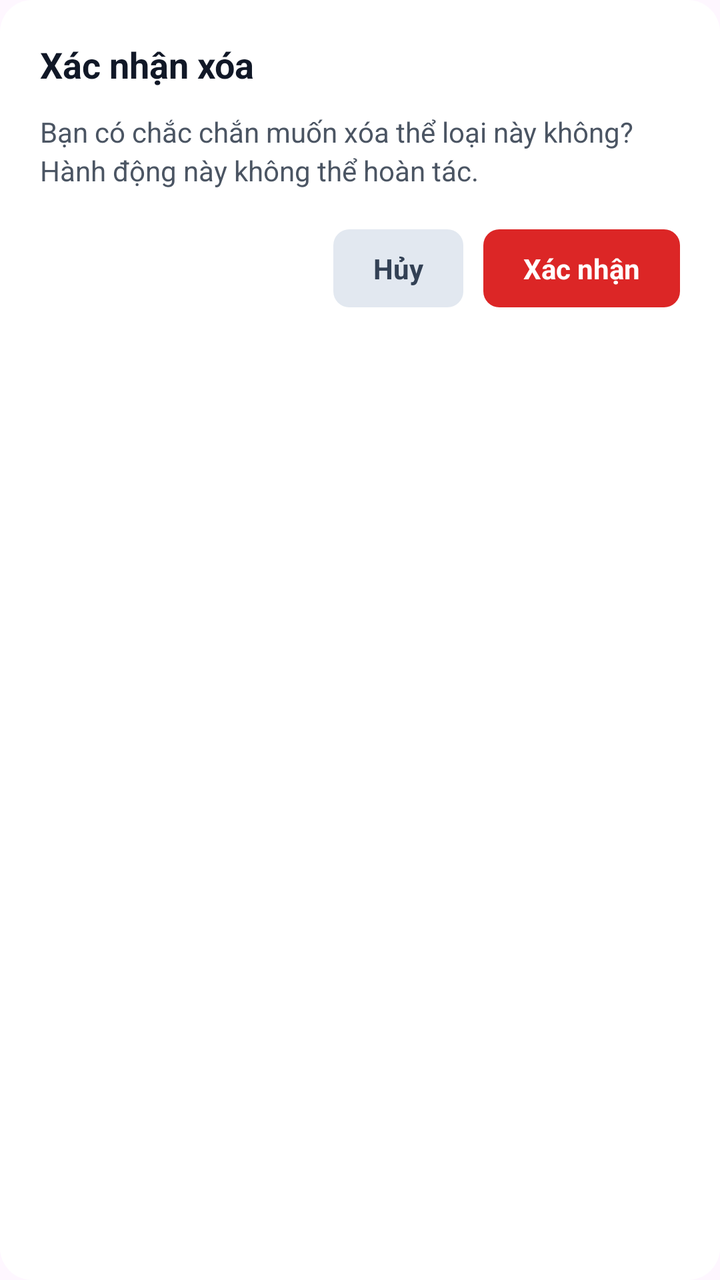
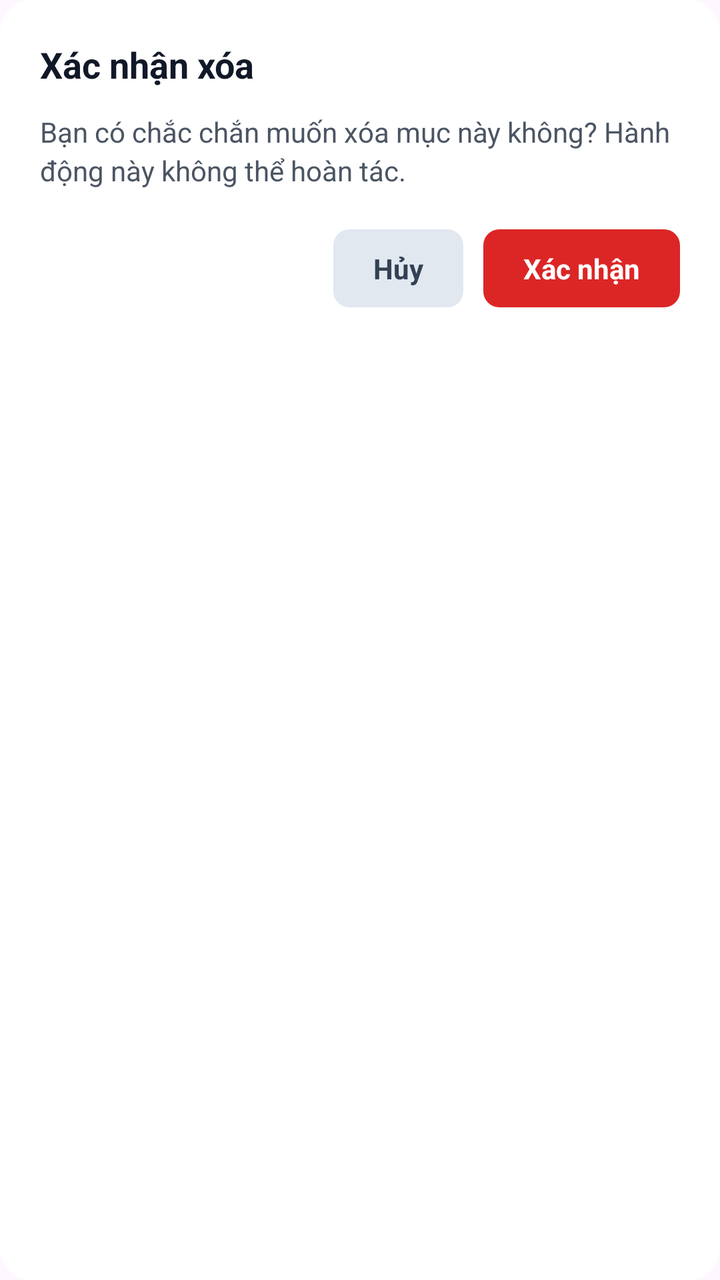

Screens rendered from an Android XML layout before and after an edit, with the pre-edit source and the edit as a unified diff.
<!-- AndroidManifest.xml: application theme Theme.NewsManagement -->
<!-- res/layout/dialog_delete_confirm.xml -->
<?xml version="1.0" encoding="utf-8"?>
<LinearLayout xmlns:android="http://schemas.android.com/apk/res/android"
    android:layout_width="match_parent"
    android:layout_height="wrap_content"
    android:background="@drawable/bg_dialog_container"
    android:orientation="vertical"
    android:padding="20dp">

    
    <TextView
        android:layout_width="match_parent"
        android:layout_height="wrap_content"
        android:text="Xác nhận xóa"
        android:textColor="@color/text_primary"
        android:textSize="18sp"
        android:textStyle="bold" />

    
    <TextView
        android:id="@+id/tvDeleteMessage"
        android:layout_width="match_parent"
        android:layout_height="wrap_content"
        android:layout_marginTop="12dp"
        android:lineSpacingExtra="3dp"
        android:text="Bạn có chắc chắn muốn xóa thể loại này không? Hành động này không thể hoàn tác."
        android:textColor="@color/text_secondary"
        android:textSize="14sp" />

    
    <LinearLayout
        android:layout_width="match_parent"
        android:layout_height="wrap_content"
        android:layout_marginTop="20dp"
        android:gravity="end"
        android:orientation="horizontal">

        
        <TextView
            android:id="@+id/btnCancelDelete"
            android:layout_width="wrap_content"
            android:layout_height="wrap_content"
            android:background="@drawable/bg_btn_dialog_cancel"
            android:clickable="true"
            android:focusable="true"
            android:gravity="center"
            android:paddingStart="20dp"
            android:paddingTop="10dp"
            android:paddingEnd="20dp"
            android:paddingBottom="10dp"
            android:text="Hủy"
            android:textColor="#334155"
            android:textSize="14sp"
            android:textStyle="bold" />

        
        <TextView
            android:id="@+id/btnConfirmDelete"
            android:layout_width="wrap_content"
            android:layout_height="wrap_content"
            android:layout_marginStart="10dp"
            android:background="@drawable/bg_btn_dialog_delete"
            android:clickable="true"
            android:focusable="true"
            android:gravity="center"
            android:paddingStart="20dp"
            android:paddingTop="10dp"
            android:paddingEnd="20dp"
            android:paddingBottom="10dp"
            android:text="Xác nhận"
            android:textColor="@color/white"
            android:textSize="14sp"
            android:textStyle="bold" />
    </LinearLayout>

</LinearLayout>
<!-- resources referenced by this layout -->
<resources>
  <color name="text_primary">#111827</color>
  <color name="text_secondary">#4B5563</color>
  <color name="white">#FFFFFFFF</color>
  <!-- drawable bg_btn_dialog_cancel (drawable) -->
  <?xml version="1.0" encoding="utf-8"?>
  <ripple xmlns:android="http://schemas.android.com/apk/res/android"
      android:color="@color/card_ripple">
      <item>
          <shape android:shape="rectangle">
              <solid android:color="#E2E8F0" />
              <corners android:radius="8dp" />
          </shape>
      </item>
  </ripple>
  <!-- drawable bg_btn_dialog_delete (drawable) -->
  <?xml version="1.0" encoding="utf-8"?>
  <ripple xmlns:android="http://schemas.android.com/apk/res/android"
      android:color="@color/card_ripple">
      <item>
          <shape android:shape="rectangle">
              <solid android:color="#DC2626" />
              <corners android:radius="8dp" />
          </shape>
      </item>
  </ripple>
  <!-- drawable bg_dialog_container (drawable) -->
  <?xml version="1.0" encoding="utf-8"?>
  <shape xmlns:android="http://schemas.android.com/apk/res/android"
      android:shape="rectangle">
      <solid android:color="@color/white" />
      <corners android:radius="16dp" />
  </shape>
  <style name="Theme.NewsManagement" parent="Base.Theme.NewsManagement" />
  <color name="card_ripple">#10000000</color>
  <style name="Base.Theme.NewsManagement" parent="Theme.Material3.DayNight.NoActionBar">
          
          <item name="android:statusBarColor">@color/white</item>
          <item name="android:windowLightStatusBar">true</item>
      </style>
</resources>

<!-- the commit's change to res/layout/dialog_delete_confirm.xml (unified diff, before → after) -->
@@ -22,7 +22,7 @@
         android:layout_height="wrap_content"
         android:layout_marginTop="12dp"
         android:lineSpacingExtra="3dp"
-        android:text="Bạn có chắc chắn muốn xóa thể loại này không? Hành động này không thể hoàn tác."
+        android:text="Bạn có chắc chắn muốn xóa mục này không? Hành động này không thể hoàn tác."
         android:textColor="@color/text_secondary"
         android:textSize="14sp" />
 
